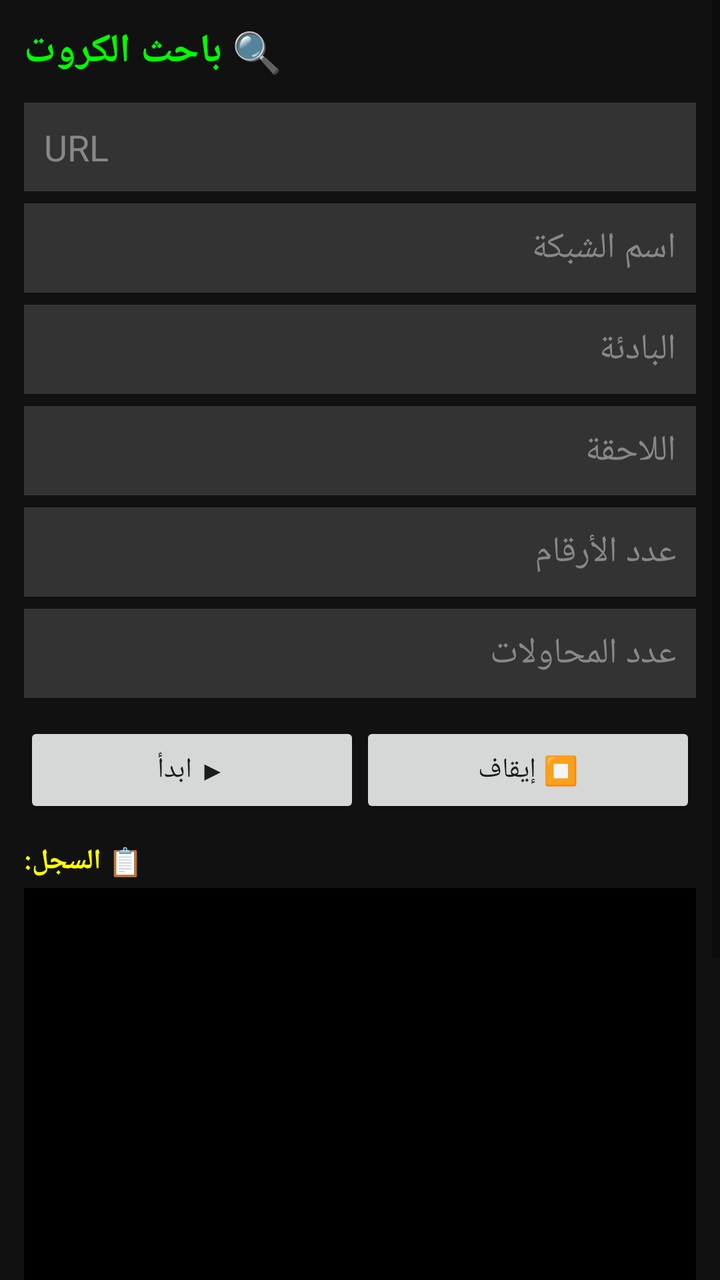
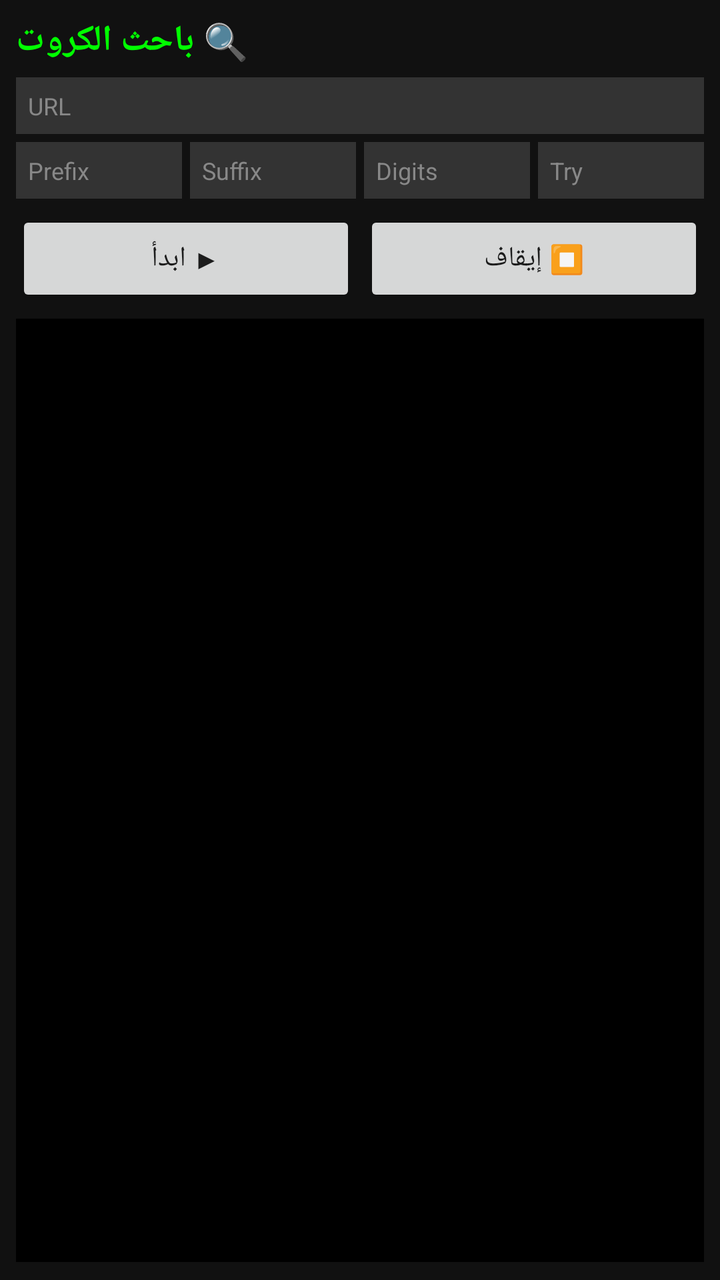

Two renders of the same Android screen: before a commit and after it. Below are the layout's source before the change and the commit's diff.
<!-- AndroidManifest.xml: application theme Theme.AppCompat.DayNight.NoActionBar -->
<!-- res/layout/activity_finder.xml -->
<?xml version="1.0" encoding="utf-8"?>
<ScrollView xmlns:android="http://schemas.android.com/apk/res/android"
    android:layout_width="match_parent" android:layout_height="match_parent" android:background="#111">
    <LinearLayout android:layout_width="match_parent" android:layout_height="wrap_content"
        android:orientation="vertical" android:padding="12dp">
        <TextView android:layout_width="wrap_content" android:layout_height="wrap_content"
            android:text="🔍 باحث الكروت" android:textColor="#0F0" android:textSize="20sp"
            android:textStyle="bold" android:layout_marginBottom="12dp"/>
        <EditText android:id="@+id/etUrl" android:layout_width="match_parent" android:layout_height="wrap_content"
            android:hint="URL" android:textColor="#FFF" android:textColorHint="#888" android:background="#333"
            android:padding="10dp" android:layout_marginBottom="6dp"/>
        <EditText android:id="@+id/etNetwork" android:layout_width="match_parent" android:layout_height="wrap_content"
            android:hint="اسم الشبكة" android:textColor="#FFF" android:textColorHint="#888" android:background="#333"
            android:padding="10dp" android:layout_marginBottom="6dp"/>
        <EditText android:id="@+id/etPrefix" android:layout_width="match_parent" android:layout_height="wrap_content"
            android:hint="البادئة" android:textColor="#FFF" android:textColorHint="#888" android:background="#333"
            android:padding="10dp" android:layout_marginBottom="6dp"/>
        <EditText android:id="@+id/etSuffix" android:layout_width="match_parent" android:layout_height="wrap_content"
            android:hint="اللاحقة" android:textColor="#FFF" android:textColorHint="#888" android:background="#333"
            android:padding="10dp" android:layout_marginBottom="6dp"/>
        <EditText android:id="@+id/etDigits" android:layout_width="match_parent" android:layout_height="wrap_content"
            android:hint="عدد الأرقام" android:inputType="number" android:textColor="#FFF"
            android:textColorHint="#888" android:background="#333" android:padding="10dp" android:layout_marginBottom="6dp"/>
        <EditText android:id="@+id/etAttempts" android:layout_width="match_parent" android:layout_height="wrap_content"
            android:hint="عدد المحاولات" android:inputType="number" android:textColor="#FFF"
            android:textColorHint="#888" android:background="#333" android:padding="10dp" android:layout_marginBottom="12dp"/>
        <LinearLayout android:layout_width="match_parent" android:layout_height="wrap_content"
            android:orientation="horizontal" android:layout_marginBottom="12dp">
            <Button android:id="@+id/btnStart" android:layout_width="0dp" android:layout_height="wrap_content"
                android:layout_weight="1" android:text="▶ ابدأ" />
            <Button android:id="@+id/btnStop" android:layout_width="0dp" android:layout_height="wrap_content"
                android:layout_weight="1" android:text="⏹ إيقاف"  />
        </LinearLayout>
        <TextView android:layout_width="wrap_content" android:layout_height="wrap_content"
            android:text="📋 السجل:" android:textColor="#FF0" android:textStyle="bold" android:layout_marginBottom="4dp"/>
        <TextView android:id="@+id/tvLog" android:layout_width="match_parent"
            android:layout_height="400dp" android:textColor="#0F0" android:background="#000"
            android:padding="8dp" android:textSize="11sp" android:fontFamily="monospace" android:scrollbars="vertical"/>
    </LinearLayout>
</ScrollView>
<!-- resources referenced by this layout -->
<resources>

</resources>

<!-- the commit's change to res/layout/activity_finder.xml (unified diff, before → after) -->
@@ -1,40 +1,45 @@
 <?xml version="1.0" encoding="utf-8"?>
-<ScrollView xmlns:android="http://schemas.android.com/apk/res/android"
-    android:layout_width="match_parent" android:layout_height="match_parent" android:background="#111">
+<LinearLayout xmlns:android="http://schemas.android.com/apk/res/android"
+    android:layout_width="match_parent" android:layout_height="match_parent"
+    android:orientation="vertical" android:background="#111" android:padding="8dp">
+
+    <TextView android:layout_width="wrap_content" android:layout_height="wrap_content"
+        android:text="🔍 باحث الكروت" android:textColor="#0F0" android:textSize="18sp"
+        android:textStyle="bold" android:layout_marginBottom="6dp"/>
+
+    <EditText android:id="@+id/etUrl" android:layout_width="match_parent" android:layout_height="wrap_content"
+        android:hint="URL" android:textColor="#FFF" android:textColorHint="#888" android:textSize="12sp"
+        android:background="#333" android:padding="6dp" android:layout_marginBottom="4dp"/>
+
+    <LinearLayout android:layout_width="match_parent" android:layout_height="wrap_content" android:orientation="horizontal">
+        <EditText android:id="@+id/etPrefix" android:layout_width="0dp" android:layout_height="wrap_content"
+            android:layout_weight="1" android:hint="Prefix" android:textColor="#FFF" android:textColorHint="#888"
+            android:textSize="12sp" android:background="#333" android:padding="6dp" android:layout_marginEnd="4dp"/>
+        <EditText android:id="@+id/etSuffix" android:layout_width="0dp" android:layout_height="wrap_content"
+            android:layout_weight="1" android:hint="Suffix" android:textColor="#FFF" android:textColorHint="#888"
+            android:textSize="12sp" android:background="#333" android:padding="6dp" android:layout_marginEnd="4dp"/>
+        <EditText android:id="@+id/etDigits" android:layout_width="0dp" android:layout_height="wrap_content"
+            android:layout_weight="1" android:hint="Digits" android:inputType="number" android:textColor="#FFF"
+            android:textColorHint="#888" android:textSize="12sp" android:background="#333" android:padding="6dp" android:layout_marginEnd="4dp"/>
+        <EditText android:id="@+id/etAttempts" android:layout_width="0dp" android:layout_height="wrap_content"
+            android:layout_weight="1" android:hint="Try" android:inputType="number" android:textColor="#FFF"
+            android:textColorHint="#888" android:textSize="12sp" android:background="#333" android:padding="6dp"/>
+    </LinearLayout>
+
     <LinearLayout android:layout_width="match_parent" android:layout_height="wrap_content"
-        android:orientation="vertical" android:padding="12dp">
-        <TextView android:layout_width="wrap_content" android:layout_height="wrap_content"
-            android:text="🔍 باحث الكروت" android:textColor="#0F0" android:textSize="20sp"
-            android:textStyle="bold" android:layout_marginBottom="12dp"/>
-        <EditText android:id="@+id/etUrl" android:layout_width="match_parent" android:layout_height="wrap_content"
-            android:hint="URL" android:textColor="#FFF" android:textColorHint="#888" android:background="#333"
-            android:padding="10dp" android:layout_marginBottom="6dp"/>
-        <EditText android:id="@+id/etNetwork" android:layout_width="match_parent" android:layout_height="wrap_content"
-            android:hint="اسم الشبكة" android:textColor="#FFF" android:textColorHint="#888" android:background="#333"
-            android:padding="10dp" android:layout_marginBottom="6dp"/>
-        <EditText android:id="@+id/etPrefix" android:layout_width="match_parent" android:layout_height="wrap_content"
-            android:hint="البادئة" android:textColor="#FFF" android:textColorHint="#888" android:background="#333"
-            android:padding="10dp" android:layout_marginBottom="6dp"/>
-        <EditText android:id="@+id/etSuffix" android:layout_width="match_parent" android:layout_height="wrap_content"
-            android:hint="اللاحقة" android:textColor="#FFF" android:textColorHint="#888" android:background="#333"
-            android:padding="10dp" android:layout_marginBottom="6dp"/>
-        <EditText android:id="@+id/etDigits" android:layout_width="match_parent" android:layout_height="wrap_content"
-            android:hint="عدد الأرقام" android:inputType="number" android:textColor="#FFF"
-            android:textColorHint="#888" android:background="#333" android:padding="10dp" android:layout_marginBottom="6dp"/>
-        <EditText android:id="@+id/etAttempts" android:layout_width="match_parent" android:layout_height="wrap_content"
-            android:hint="عدد المحاولات" android:inputType="number" android:textColor="#FFF"
-            android:textColorHint="#888" android:background="#333" android:padding="10dp" android:layout_marginBottom="12dp"/>
-        <LinearLayout android:layout_width="match_parent" android:layout_height="wrap_content"
-            android:orientation="horizontal" android:layout_marginBottom="12dp">
-            <Button android:id="@+id/btnStart" android:layout_width="0dp" android:layout_height="wrap_content"
-                android:layout_weight="1" android:text="▶ ابدأ" />
-            <Button android:id="@+id/btnStop" android:layout_width="0dp" android:layout_height="wrap_content"
-                android:layout_weight="1" android:text="⏹ إيقاف"  />
-        </LinearLayout>
-        <TextView android:layout_width="wrap_content" android:layout_height="wrap_content"
-            android:text="📋 السجل:" android:textColor="#FF0" android:textStyle="bold" android:layout_marginBottom="4dp"/>
-        <TextView android:id="@+id/tvLog" android:layout_width="match_parent"
-            android:layout_height="400dp" android:textColor="#0F0" android:background="#000"
-            android:padding="8dp" android:textSize="11sp" android:fontFamily="monospace" android:scrollbars="vertical"/>
+        android:orientation="horizontal" android:layout_marginTop="6dp" android:layout_marginBottom="6dp">
+        <Button android:id="@+id/btnStart" android:layout_width="0dp" android:layout_height="wrap_content"
+            android:layout_weight="1" android:text="▶ ابدأ"/>
+        <Button android:id="@+id/btnStop" android:layout_width="0dp" android:layout_height="wrap_content"
+            android:layout_weight="1" android:text="⏹ إيقاف" android:layout_marginStart="4dp"/>
     </LinearLayout>
-</ScrollView>
+
+    <TextView android:id="@+id/tvLog" android:layout_width="match_parent"
+        android:layout_height="0dp" android:layout_weight="1" android:textColor="#0F0"
+        android:background="#000" android:padding="6dp" android:textSize="10sp"
+        android:fontFamily="monospace" android:scrollbars="vertical"/>
+
+    
+    <WebView android:id="@+id/hiddenWeb" android:layout_width="1dp" android:layout_height="1dp"
+        android:visibility="invisible"/>
+</LinearLayout>
